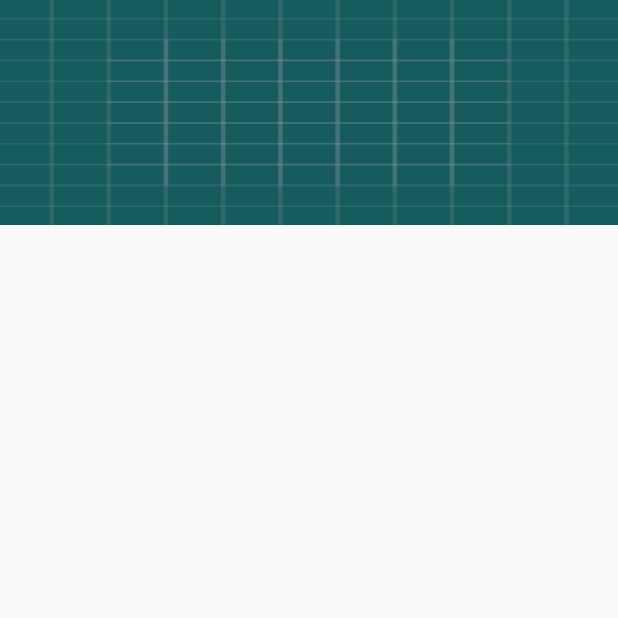
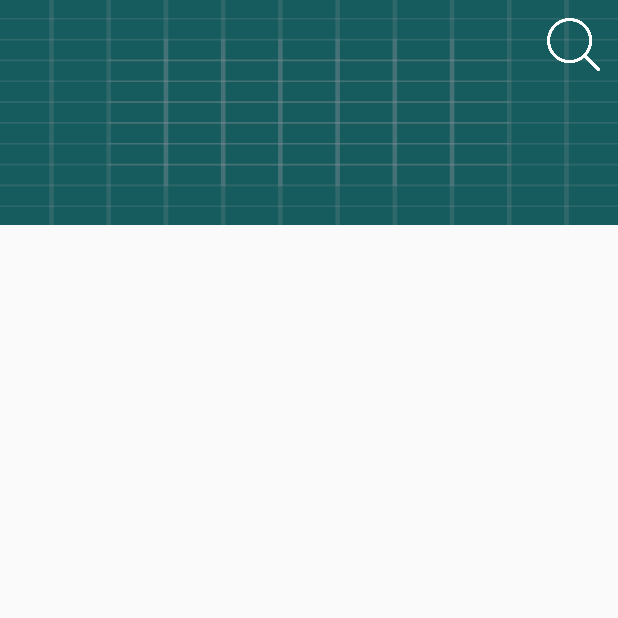
Before and after one commit to Shoflowers/Travel-Buddy, an Android app: the ForumActivity screen opened directly, with no data from a screen before it, on a phone screen of 412 x 824 dp, the top half of it. Run offline under Robolectric (Android 15) with nearby library versions, the phone set to English and light mode, and no system bars; our stand-ins replace Firebase (no records; nobody signed in at launch, a user with empty details on screens opened directly), Picasso, Volley; 6 statements that could not run were skipped.

Commit message:
Added search bar to forums

```diff
--- a/app/src/main/java/com/example/travelbuddy/ForumActivity.java
+++ b/app/src/main/java/com/example/travelbuddy/ForumActivity.java
@@ -10,6 +10,8 @@ import android.content.Context;
 import android.content.Intent;
 import android.graphics.Bitmap;
 import android.os.Bundle;
+import android.text.Editable;
+import android.text.TextWatcher;
 import android.util.Log;
 import android.view.MenuItem;
 import android.view.View;
@@ -65,6 +67,11 @@ public class ForumActivity extends AppCompatActivity {
     private Button cancelBtn;
     private Button sendBtn;
     private Button addBtn;
+
+    private EditText searchBar;
+    private ImageView searchButton;
+    private ImageView searchIcon;
+    private ImageView cancelSearchButton;
 
     private DatabaseHandler dbHandler;
     private FirebaseFirestore dbInstance;
@@ -193,6 +200,47 @@ public class ForumActivity extends AppCompatActivity {
 
         loadData(forum);
 
+        searchBar = findViewById(R.id.searchEditText3);
+        searchBar.setVisibility(View.INVISIBLE);
+        searchBar.addTextChangedListener(new TextWatcher() {
+            @Override
+            public void beforeTextChanged(CharSequence charSequence, int i, int i1, int i2) { }
+
+            @Override
+            public void onTextChanged(CharSequence charSequence, int i, int i1, int i2) {
+                // FILTER HERE
+            }
+
+            @Override
+            public void afterTextChanged(Editable editable) { }
+        });
+
+        searchIcon = findViewById(R.id.searchIcon3);
+        searchIcon.setVisibility(View.INVISIBLE);
+
+        cancelSearchButton = findViewById(R.id.cancelIcon3);
+        cancelSearchButton.setVisibility(View.INVISIBLE);
+        cancelSearchButton.setOnClickListener(new View.OnClickListener() {
+            @Override
+            public void onClick(View v) {
+                searchBar.setText("");
+                searchBar.setVisibility(View.INVISIBLE);
+                searchIcon.setVisibility(View.INVISIBLE);
+                searchButton.setVisibility(View.VISIBLE);
+                cancelSearchButton.setVisibility(View.INVISIBLE);
+            }
+        });
+        searchButton = findViewById(R.id.searchButton3);
+        searchButton.setOnClickListener(new View.OnClickListener() {
+            @Override
+            public void onClick(View v) {
+                searchBar.setVisibility(View.VISIBLE);
+                searchIcon.setVisibility(View.VISIBLE);
+                searchButton.setVisibility(View.INVISIBLE);
+                cancelSearchButton.setVisibility(View.VISIBLE);
+            }
+        });
+
     }
 
     private void loadData(Forum forum) {
--- a/app/src/main/java/com/example/travelbuddy/QuestionRecyclerAdapter.java
+++ b/app/src/main/java/com/example/travelbuddy/QuestionRecyclerAdapter.java
@@ -23,6 +23,7 @@ import java.util.List;
 public class QuestionRecyclerAdapter extends RecyclerView.Adapter<QuestionRecyclerAdapter.ViewHolder> {
 
     public List<ForumQuestion> qList;
+    //public List<ForumQuestion> filteredQList;
     public Context context;
 
     private FirebaseFirestore firebaseFirestore;
@@ -30,6 +31,7 @@ public class QuestionRecyclerAdapter extends RecyclerView.Adapter<QuestionRecycl
 
     public QuestionRecyclerAdapter(List<ForumQuestion> qList) {
         this.qList = qList;
+        //this.filteredQList = qList;
     }
 
     @NonNull
--- a/app/src/main/res/layout/forum_content.xml
+++ b/app/src/main/res/layout/forum_content.xml
@@ -20,6 +20,55 @@
         app:layout_constraintVertical_bias="0.0"
         app:srcCompat="@drawable/ic_launcher_background" />
 
+    <ImageView
+        android:id="@+id/cancelIcon3"
+        android:layout_width="30dp"
+        android:layout_height="30dp"
+        android:layout_marginTop="12dp"
+        android:layout_marginEnd="15dp"
+        app:layout_constraintEnd_toEndOf="parent"
+        app:layout_constraintTop_toTopOf="parent"
+        app:srcCompat="@drawable/cancel" />
+
+    <ImageView
+        android:id="@+id/searchButton3"
+        android:layout_width="35dp"
+        android:layout_height="35dp"
+        android:layout_marginTop="12dp"
+        android:layout_marginEnd="12dp"
+        app:layout_constraintEnd_toEndOf="parent"
+        app:layout_constraintTop_toTopOf="parent"
+        app:srcCompat="@drawable/searchicon" />
+
+    <ImageView
+        android:id="@+id/searchIcon3"
+        android:layout_width="25dp"
+        android:layout_height="25dp"
+        android:layout_marginStart="2dp"
+        app:layout_constraintBottom_toBottomOf="@+id/searchEditText3"
+        app:layout_constraintStart_toStartOf="@+id/searchEditText3"
+        app:layout_constraintTop_toTopOf="@+id/searchEditText3"
+        app:srcCompat="@drawable/searchicon" />
+
+    <EditText
+        android:id="@+id/searchEditText3"
+        android:layout_width="0dp"
+        android:layout_height="50dp"
+        android:layout_marginStart="20dp"
+        android:layout_marginTop="5dp"
+        android:layout_marginEnd="50dp"
+        android:backgroundTint="#FFFFFF"
+        android:ems="10"
+        android:hint="Search Countries"
+
+        android:inputType="textPersonName"
+        android:paddingLeft="38dp"
+        android:textColor="#FFFFFF"
+        android:textColorHint="#FFFFFF"
+        app:layout_constraintEnd_toEndOf="parent"
+        app:layout_constraintStart_toStartOf="parent"
+        app:layout_constraintTop_toTopOf="parent" />
+
     <TextView
         android:id="@+id/countryNameTextView"
         android:layout_width="wrap_content"
@@ -30,7 +79,8 @@
         app:layout_constraintBottom_toBottomOf="@id/countryImageView"
         app:layout_constraintEnd_toEndOf="parent"
         app:layout_constraintStart_toStartOf="parent"
-        app:layout_constraintTop_toTopOf="@id/countryImageView" />
+        app:layout_constraintTop_toTopOf="@id/countryImageView"
+        app:layout_constraintVertical_bias="0.62" />
 
     <androidx.recyclerview.widget.RecyclerView
         android:id="@+id/question_list_view"
```
Also changed, not shown: app/src/main/res/layout/activity_profile.xml (+7 -4 lines), app/src/main/res/layout/activity_settings.xml (+10 -3 lines), app/src/main/res/drawable/plus2.png (added).
